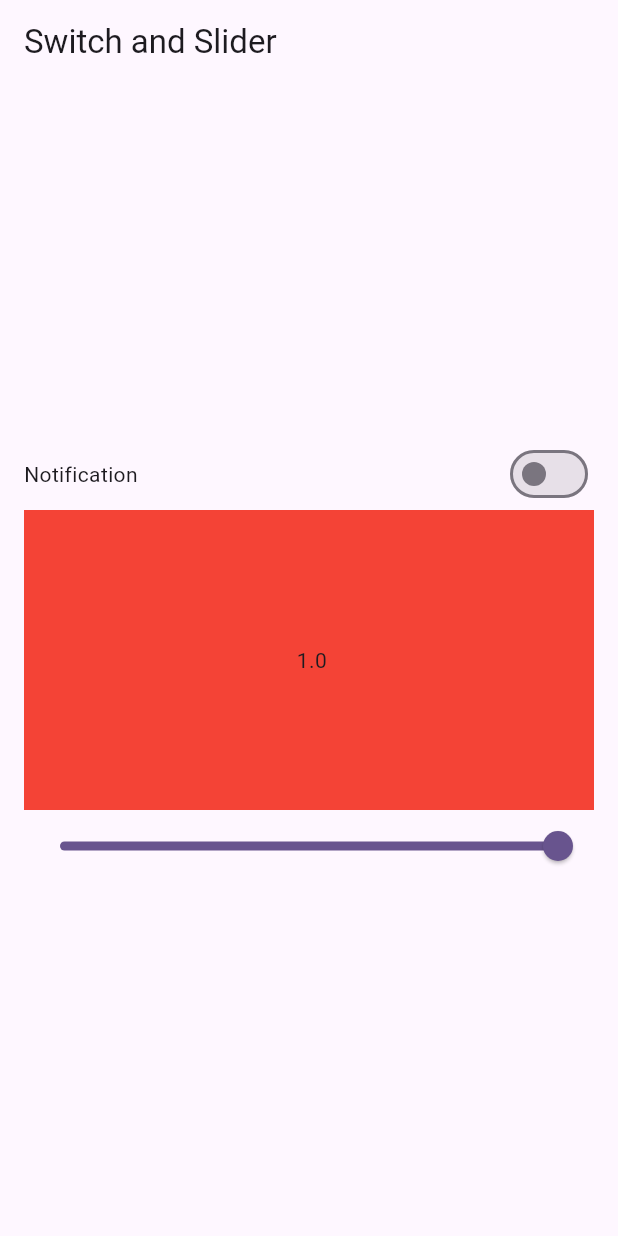
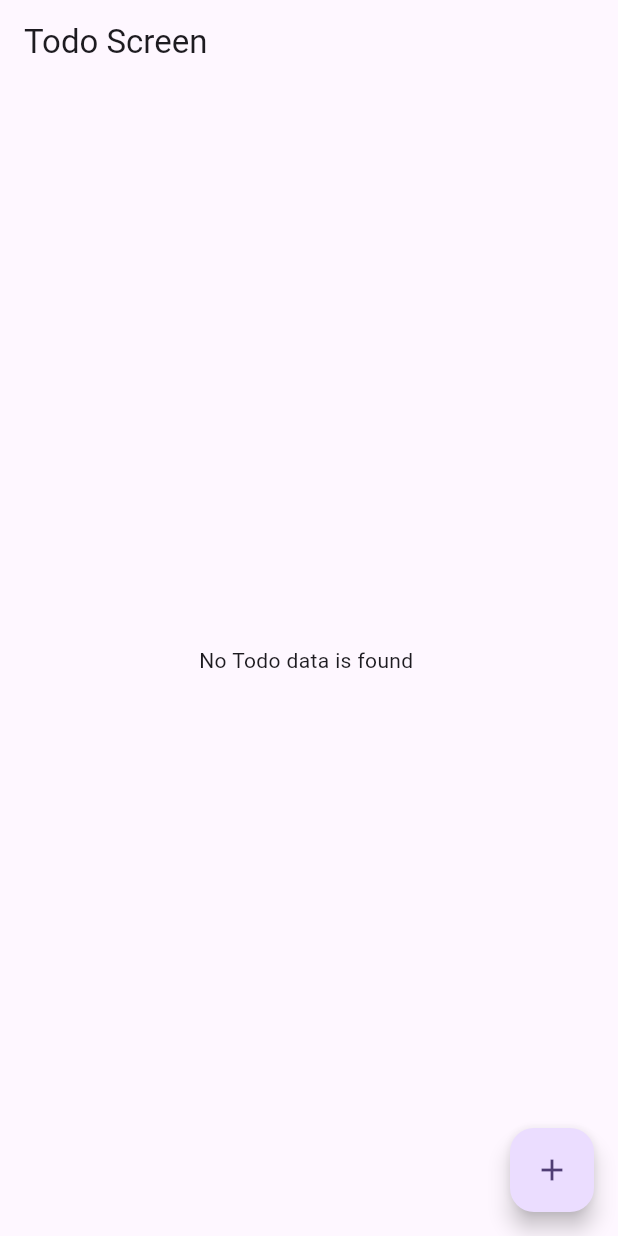
Before and after one commit to Sachinpandit2809/bloc_tutorial, a Flutter app: the screen it shows after launch, on a phone screen of 412 x 824 dp. Run offline on Flutter 3.47's test engine with Material 3 defaults, Android fonts, the phone set to English and light mode, and no system bars; our stand-ins replace bloc, equatable, flutter_bloc, image_picker.

Commit message:
todo list

```diff
--- /dev/null
+++ b/lib/bloc/image_picker/image_picker_bloc.dart
@@ -0,0 +1,20 @@
+import 'package:bloc_tutorial/bloc/image_picker/image_picker_event.dart';
+import 'package:bloc_tutorial/bloc/image_picker/image_picker_state.dart';
+import 'package:bloc_tutorial/utils/image_picker_utils.dart';
+import 'package:flutter_bloc/flutter_bloc.dart';
+import 'package:image_picker/image_picker.dart';
+
+class ImagePickerBloc extends Bloc<ImagePickerEvent, ImagePickerState> {
+  // creating the variable
+  final ImagePickerUtils _imagePickerUtils;
+  // injecting the dependencies
+
+  ImagePickerBloc(this._imagePickerUtils) : super(ImagePickerState()) {
+    on<PickImageFromGallery>(_onPickImageFromGallery);
+  }
+  void _onPickImageFromGallery(
+      PickImageFromGallery event, Emitter<ImagePickerState> emit) async {
+    final XFile? file = await _imagePickerUtils.GalleryPicker();
+    emit(state.copyWith(file: file));
+  }
+}
--- /dev/null
+++ b/lib/bloc/image_picker/image_picker_event.dart
@@ -0,0 +1,10 @@
+import 'package:equatable/equatable.dart';
+
+abstract class ImagePickerEvent extends Equatable {
+  ImagePickerEvent();
+  List<Object> get props => [];
+}
+
+class PickImageFromCamara extends ImagePickerEvent {}
+
+class PickImageFromGallery extends ImagePickerEvent {}
--- /dev/null
+++ b/lib/bloc/image_picker/image_picker_state.dart
@@ -0,0 +1,14 @@
+import 'package:equatable/equatable.dart';
+import 'package:image_picker/image_picker.dart';
+
+class ImagePickerState extends Equatable {
+  final XFile? file;
+  const ImagePickerState({ this.file});
+  ImagePickerState copyWith({XFile? file}) {
+    return ImagePickerState(file: file ?? this.file);
+  }
+
+  @override
+  // TODO: implement props
+  List<Object?> get props => [file];
+}
--- /dev/null
+++ b/lib/bloc/todo/todo_bloc.dart
@@ -0,0 +1,21 @@
+import 'package:bloc/bloc.dart';
+import 'package:bloc_tutorial/bloc/todo/todo_event.dart';
+import 'package:bloc_tutorial/bloc/todo/todo_state.dart';
+import 'package:equatable/equatable.dart';
+
+class TodoBloc extends Bloc<TodoEvent, TodoState> {
+  final List<String> todosList = [];
+  TodoBloc() : super(const TodoState()) {
+    on<AddTodoEvent>(_onAddTodoEvent);
+    on<RemoveTodoEvent>(_onRemoveTodoEvent);
+
+  }
+  _onAddTodoEvent(AddTodoEvent event, Emitter<TodoState> emit) {
+    todosList.add(event.task);
+    emit(state.copyWith(todoList: List.from(todosList) ));
+  }
+  _onRemoveTodoEvent(RemoveTodoEvent event, Emitter<TodoState> emit) {
+    todosList.remove(event.task);
+    emit(state.copyWith(todoList: List.from(todosList) ));
+  }
+}
--- /dev/null
+++ b/lib/bloc/todo/todo_event.dart
@@ -0,0 +1,24 @@
+import 'package:equatable/equatable.dart';
+
+abstract class TodoEvent extends Equatable {
+  TodoEvent();
+
+  List<Object> get props => [];
+}
+
+class AddTodoEvent extends TodoEvent {
+  final String task;
+
+  AddTodoEvent({required this.task});
+
+  @override
+  List<Object> get props => [task];
+}
+
+class RemoveTodoEvent extends TodoEvent {
+  final Object task;
+  RemoveTodoEvent({required this.task});
+
+  @override
+  List<Object> get props => [task];
+}
--- /dev/null
+++ b/lib/bloc/todo/todo_state.dart
@@ -0,0 +1,12 @@
+import 'package:equatable/equatable.dart';
+
+class TodoState extends Equatable {
+  final List<String> todoList;
+  const TodoState({this.todoList = const []});
+  TodoState copyWith({List<String>? todoList}) {
+    return TodoState(todoList: todoList ?? this.todoList);
+  }
+
+  @override
+  List<Object> get props => [todoList];
+}
--- a/lib/main.dart
+++ b/lib/main.dart
@@ -1,6 +1,11 @@
 import 'package:bloc_tutorial/bloc/counter/counter_bloc.dart';
+import 'package:bloc_tutorial/bloc/image_picker/image_picker_bloc.dart';
 import 'package:bloc_tutorial/bloc/switch_slider/switch_slider_bloc.dart';
+import 'package:bloc_tutorial/bloc/todo/todo_bloc.dart';
+import 'package:bloc_tutorial/ui/image_picker_screen.dart';
 import 'package:bloc_tutorial/ui/switch_slider_screen.dart';
+import 'package:bloc_tutorial/ui/todo_screen.dart';
+import 'package:bloc_tutorial/utils/image_picker_utils.dart';
 import 'package:equatable/equatable.dart';
 import 'package:flutter/material.dart';
 import 'package:flutter_bloc/flutter_bloc.dart';
@@ -22,6 +27,12 @@ class MyApp extends StatelessWidget {
           ),
           BlocProvider<SwitchSliderBloc>(
             create: (_) => SwitchSliderBloc(),
+          ),
+          BlocProvider<ImagePickerBloc>(
+            create: (_) => ImagePickerBloc(ImagePickerUtils()),
+          ),
+          BlocProvider<TodoBloc>(
+            create: (_) => TodoBloc(),
           )
         ],
         child: MaterialApp(
@@ -30,8 +41,8 @@ class MyApp extends StatelessWidget {
             colorScheme: ColorScheme.fromSeed(seedColor: Colors.deepPurple),
             useMaterial3: true,
           ),
-          home: SwitchSliderScreen()),
-    );
+          home: TodoScreen(),
+        ));
   }
 }
 
--- /dev/null
+++ b/lib/ui/todo_screen.dart
@@ -0,0 +1,85 @@
+import 'package:bloc_tutorial/bloc/todo/todo_bloc.dart';
+import 'package:bloc_tutorial/bloc/todo/todo_event.dart';
+import 'package:bloc_tutorial/bloc/todo/todo_state.dart';
+import 'package:flutter/material.dart';
+import 'package:flutter_bloc/flutter_bloc.dart';
+
+class TodoScreen extends StatefulWidget {
+  const TodoScreen({super.key});
+
+  @override
+  State<TodoScreen> createState() => _TodoScreenState();
+}
+
+class _TodoScreenState extends State<TodoScreen> {
+  final todoController = TextEditingController();
+  @override
+  Widget build(BuildContext context) {
+    return Scaffold(
+        appBar:
+            AppBar(scrolledUnderElevation: 0, title: const Text("Todo Screen")),
+        body: BlocBuilder<TodoBloc, TodoState>(builder: (context, state) {
+          if (state.todoList.isEmpty) {
+            return const Center(
+              child: Text("No Todo data is found "),
+            );
+          } else if (state.todoList.isNotEmpty) {
+            return ListView.builder(
+                itemCount: state.todoList.length,
+                itemBuilder: (context, index) {
+                  return ListTile(
+                      trailing: IconButton(
+                        icon: Icon(Icons.delete),
+                        onPressed: () {
+                          context.read<TodoBloc>().add(
+                              RemoveTodoEvent(task: state.todoList[index]));
+                        },
+                      ),
+                      leading: Text(state.todoList[index].toString(),
+                          style: const TextStyle(fontSize: 20)));
+                });
+          } else {
+            return const SizedBox();
+          }
+        }),
+        floatingActionButton: FloatingActionButton(
+          onPressed: () {
+            showDialog(
+                context: context,
+                builder: (context) => AlertDialog(
+                      title: Text("Add Todo"),
+                      content: Column(
+                        mainAxisSize: MainAxisSize.min,
+                        crossAxisAlignment: CrossAxisAlignment.center,
+                        children: [
+                          TextFormField(
+                            controller: todoController,
+                            decoration: InputDecoration(
+                                border: OutlineInputBorder(),
+                                hintText: "add todo",
+                                labelText: "add Todo"),
+                          ),
+                          SizedBox(
+                            height: 20,
+                          ),
+                          ElevatedButton(
+                              onPressed: () {
+                                context.read<TodoBloc>().add(AddTodoEvent(
+                                    task: todoController.text.toString()));
+                                Navigator.pop(context);
+                                todoController.clear();
+                              },
+                              child: Text("add todo"))
+                        ],
+                      ),
+                    ));
+            // for (var i = 0; i < 20; i++) {
+            //   context
+            //       .read<TodoBloc>()
+            //       .add(AddTodoEvent(task: "Task : ${i + 1}"));
+            // }
+          },
+          child: const Icon(Icons.add),
+        ));
+  }
+}
--- /dev/null
+++ b/lib/utils/image_picker_utils.dart
@@ -0,0 +1,15 @@
+import 'package:image_picker/image_picker.dart';
+
+class ImagePickerUtils {
+  final _picker = ImagePicker();
+
+  Future<XFile?> camaraCapture() async {
+    final XFile? file = await _picker.pickImage(source: ImageSource.camera);
+    return file;
+  }
+
+  Future<XFile?> GalleryPicker() async {
+    final XFile? file = await _picker.pickImage(source: ImageSource.gallery);
+    return file;
+  }
+}
--- a/pubspec.yaml
+++ b/pubspec.yaml
@@ -34,6 +34,7 @@ dependencies:
   flutter:
     sdk: flutter
   flutter_bloc: ^8.1.6
+  image_picker: ^1.1.2
 
 dev_dependencies:
   flutter_lints: ^4.0.0
```
Also changed, not shown: lib/ui/image_picker_screen.dart (added, +48 -0 lines), pubspec.lock, 6 other files. Lines whose indentation alone changed are shown as unchanged.
